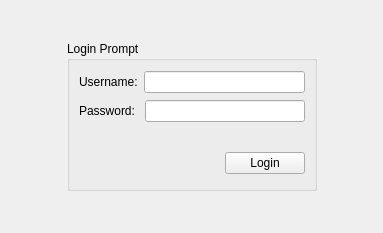
The window that ui_files/login_prompt.ui (sanath111/rbhus_clone) describes before a commit, drawn with Qt 5.
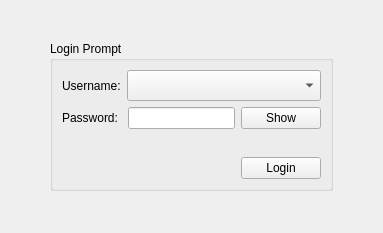
The same window after the commit.

```diff
--- a/ui_files/login_prompt.ui
+++ b/ui_files/login_prompt.ui
@@ -78,10 +78,16 @@
          </widget>
         </item>
         <item>
-         <widget class="QLineEdit" name="username">
+          <widget class="QComboBox" name="username">
           <property name="focusPolicy">
            <enum>Qt::StrongFocus</enum>
           </property>
+           <property name="sizePolicy">
+           <sizepolicy hsizetype="MinimumExpanding" vsizetype="Preferred">
+            <horstretch>0</horstretch>
+            <verstretch>0</verstretch>
+           </sizepolicy>
+          </property>
          </widget>
         </item>
        </layout>
@@ -111,6 +117,13 @@
           </property>
          </widget>
         </item>
+        <item>
+         <widget class="QPushButton" name="toggle_button">
+          <property name="text">
+           <string>Show</string>
+          </property>
+         </widget>
+        </item>
        </layout>
       </item>
       <item row="2" column="0" colspan="2">
```
Lines whose indentation alone changed are shown as unchanged.
